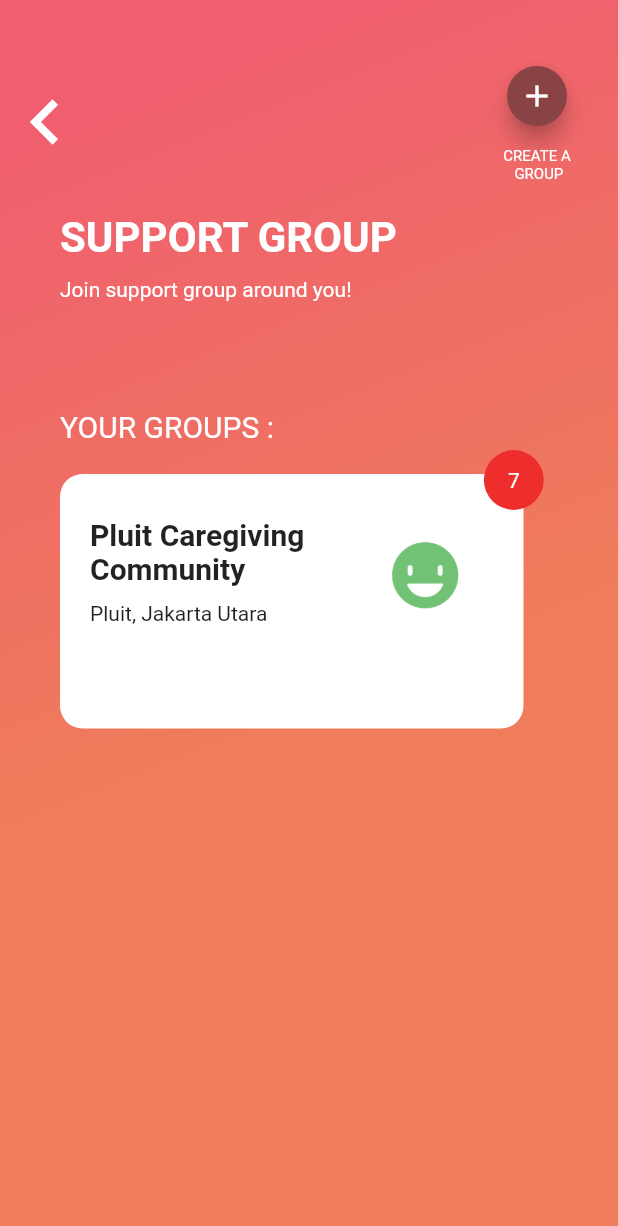
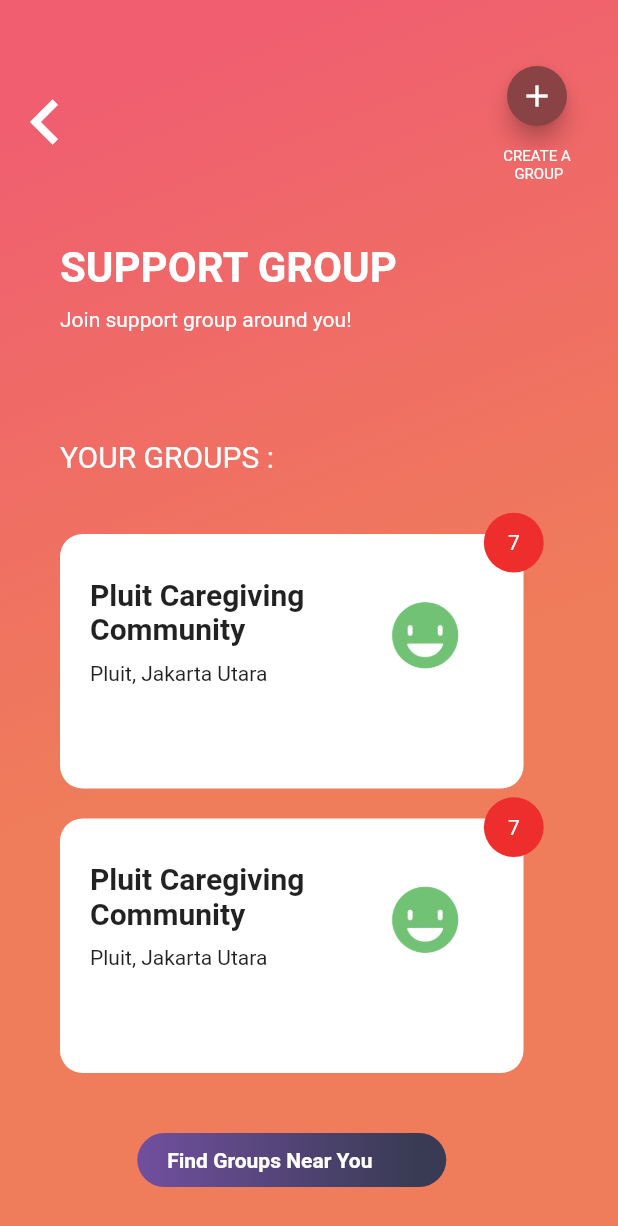
Before and after one commit to wincentrtz/carebuddy, a Flutter app: the SupportPage screen opened by its route, on a phone screen of 412 x 824 dp. Shown: the top 1226 px of the screen. Run offline on Flutter 3.47's test engine with Material 2 defaults, Android fonts, the light colour scheme and no system bars; our stand-ins replace datetime_picker_formfield; missing offline and left inert: flutter_calendar.

Commit message:
Group Detail Page

```diff
--- a/lib/main.dart
+++ b/lib/main.dart
@@ -12,6 +12,7 @@ import './pages/article.dart';
 import './pages/article-detail.dart';
 import './pages/support.dart';
 import './pages/calendar.dart';
+import './pages/support-detail.dart';
 
 void main() => runApp(MyApp());
 
@@ -62,6 +63,7 @@ class MyApp extends StatelessWidget {
           '/article': (BuildContext context) =>
               ArticlePage(articles, articleOld),
           '/support': (BuildContext context) => SupportPage(),
+          '/support-detail': (BuildContext context) => SupportDetailPage(),
           '/calendar': (BuildContext context) => CalendarPage(),
         },
         onGenerateRoute: (RouteSettings settings) {
--- a/lib/pages/support.dart
+++ b/lib/pages/support.dart
@@ -16,6 +16,7 @@ class SupportPage extends StatelessWidget {
             tileMode: TileMode.clamp, // repeats the gradient over the canvas
           ),
         ),
+        child: SingleChildScrollView(
           child: Column(
             crossAxisAlignment: CrossAxisAlignment.start,
             children: <Widget>[
@@ -59,11 +60,8 @@ class SupportPage extends StatelessWidget {
                   )
                 ],
               ),
-            SizedBox(
-              height: 20.0,
-            ),
               Container(
-              margin: EdgeInsets.only(left: 40.0),
+                margin: EdgeInsets.all(40.0),
                 child: Column(
                   crossAxisAlignment: CrossAxisAlignment.start,
                   children: <Widget>[
@@ -94,15 +92,90 @@ class SupportPage extends StatelessWidget {
                         fontSize: 20,
                       ),
                     ),
+                  ],
+                ),
+              ),
+              Container(
+                margin: EdgeInsets.only(left: 40.0),
+                child: Column(
+                  crossAxisAlignment: CrossAxisAlignment.center,
+                  children: <Widget>[
                     Stack(
-                    alignment: const Alignment(1.1, -1),
+                      alignment: const Alignment(1.1, -1.3),
+                      children: [
+                        GestureDetector(
+                          onTap: () {
+                            Navigator.pushNamed(context, '/support-detail');
+                          },
+                          child: Container(
+                            decoration: BoxDecoration(
+                              color: Colors.white,
+                              borderRadius: BorderRadius.circular(15.0),
+                            ),
+                            padding: EdgeInsets.only(
+                              left: 20.0,
+                              bottom: 60.0,
+                              top: 20.0,
+                              right: 20.0,
+                            ),
+                            width: deviceWidth * 0.75,
+                            child: Row(
+                              children: <Widget>[
+                                Expanded(
+                                  flex: 2,
+                                  child: Column(
+                                    crossAxisAlignment:
+                                        CrossAxisAlignment.start,
+                                    children: <Widget>[
+                                      Text(
+                                        'Pluit Caregiving Community',
+                                        style: TextStyle(
+                                          fontSize: 20,
+                                          fontWeight: FontWeight.bold,
+                                        ),
+                                      ),
+                                      SizedBox(
+                                        height: 10,
+                                      ),
+                                      Text('Pluit, Jakarta Utara')
+                                    ],
+                                  ),
+                                ),
+                                Expanded(
+                                  child: Image.asset(
+                                    'assets/mood.png',
+                                  ),
+                                ),
+                              ],
+                            ),
+                          ),
+                        ),
+                        Container(
+                          decoration: BoxDecoration(
+                            color: Color(0xFFed2e2d),
+                            shape: BoxShape.circle,
+                          ),
+                          padding: EdgeInsets.all(16),
+                          child: Text(
+                            '7',
+                            style: TextStyle(
+                              color: Colors.white,
+                            ),
+                          ),
+                        ),
+                      ],
+                    ),
+                    SizedBox(
+                      height: 20,
+                    ),
+                    Stack(
+                      alignment: const Alignment(1.1, -1.3),
                       children: [
                         Container(
                           decoration: BoxDecoration(
                             color: Colors.white,
                             borderRadius: BorderRadius.circular(15.0),
                           ),
-                          margin: EdgeInsets.only(top: 20.0),
                           padding: EdgeInsets.only(
                             left: 20.0,
                             bottom: 60.0,
@@ -137,7 +210,8 @@ class SupportPage extends StatelessWidget {
                                 ),
                               ),
                             ],
-                          )),
+                          ),
+                        ),
                         Container(
                           decoration: BoxDecoration(
                             color: Color(0xFFed2e2d),
@@ -153,12 +227,47 @@ class SupportPage extends StatelessWidget {
                         ),
                       ],
                     ),
+                    SizedBox(
+                      height: 40.0,
+                    ),
+                    GestureDetector(
+                      child: Container(
+                        decoration: BoxDecoration(
+                          gradient: LinearGradient(
+                            begin: Alignment.centerLeft,
+                            end: Alignment(0.8,
+                                0.0), // 10% of the width, so there are ten blinds.
+                            colors: [
+                              Color(0xFF714f9f),
+                              Color(0xFF393b54)
+                            ], // whitish to gray
+                            tileMode: TileMode
+                                .clamp, // repeats the gradient over the canvas
+                          ),
+                          borderRadius: BorderRadius.circular(30.0),
+                        ),
+                        width: deviceWidth * 0.50,
+                        padding: EdgeInsets.symmetric(
+                            horizontal: 20.0, vertical: 10.0),
+                        child: Text(
+                          'Find Groups Near You',
+                          style: TextStyle(
+                            color: Colors.white,
+                            fontWeight: FontWeight.bold,
+                          ),
+                        ),
+                      ),
+                    ),
+                    SizedBox(
+                      height: 40.0,
+                    ),
                   ],
                 ),
               ),
             ],
           ),
         ),
+      ),
     );
   }
 }
```
Also changed, not shown: lib/pages/support-detail.dart (added, +221 -0 lines). Lines whose indentation alone changed are shown as unchanged.
